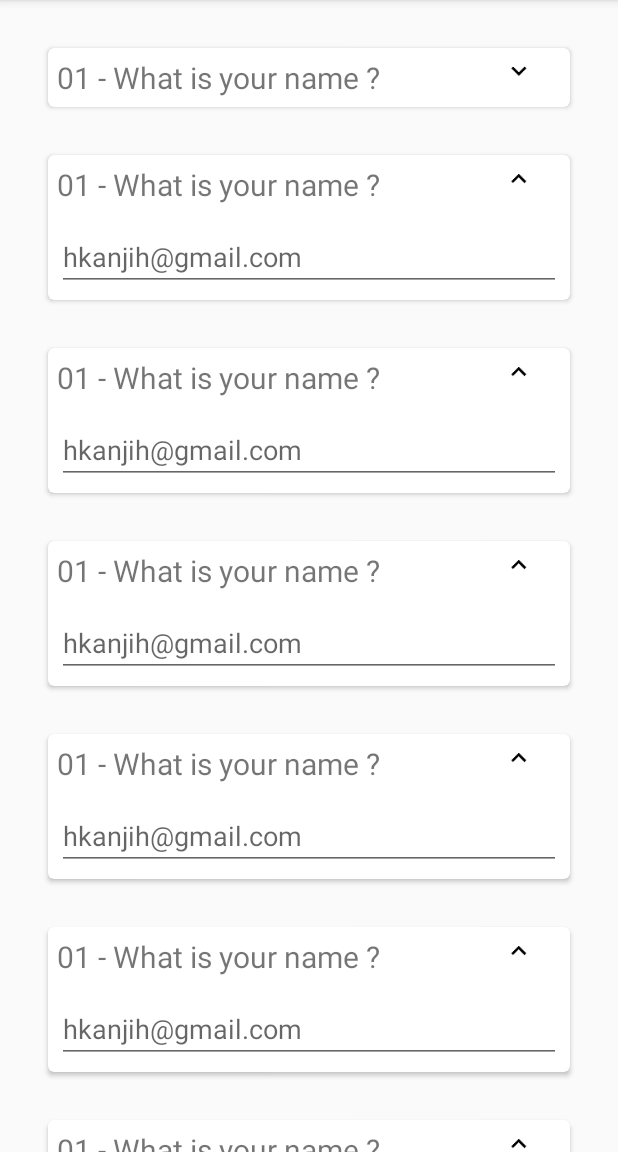
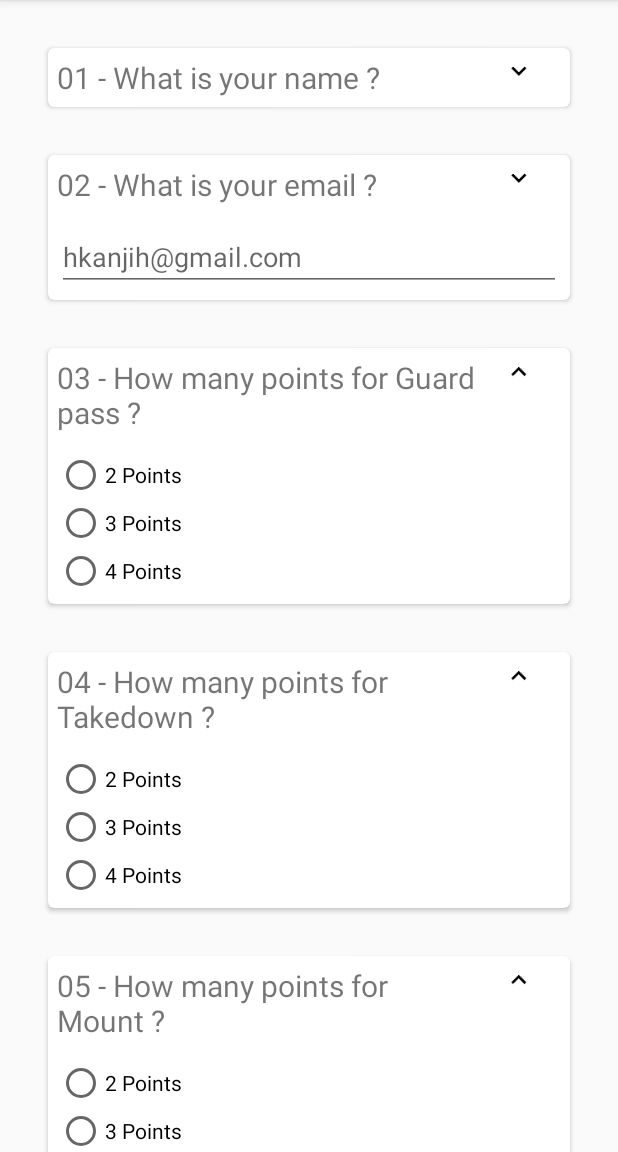
Before and after one commit to Cordlesswire/QuizUdacity, an Android app: the screen it shows after launch (MainActivity), after a tap on an icon or button, on a phone screen of 412 x 824 dp, the part 84-1236 px from its top. Run offline under Robolectric (Android 15) with nearby library versions, the phone set to English and light mode, and no system bars; 1 other tap on this screen came first.

Commit message:
include all cards for questions

```diff
--- a/app/src/main/res/layout/question_01.xml
+++ b/app/src/main/res/layout/question_01.xml
@@ -18,7 +18,7 @@
             android:src="@drawable/ic_keyboard_arrow_up_black_24dp" />
     </LinearLayout>
     <LinearLayout
-        style="@style/CardBodyStyle"
+        style="@style/CardBodyStyleOpen"
         android:id="@+id/body_question_1">
         <EditText
             style="@style/CardAnswerEditStyle"
--- a/app/src/main/res/layout/question_02.xml
+++ b/app/src/main/res/layout/question_02.xml
@@ -9,12 +9,13 @@
             style="@style/CardHeadLayoutStyle">
             <TextView
                 style="@style/CardQuestionStyle"
-                android:text="@string/question1" />
+                android:text="@string/question2"
+                android:onClick="question2"/>
             <ImageView
                 android:id="@+id/btn_question_2"
                 style="@style/CardQuestionButtonStyle"
                 android:onClick="question2"
-                android:src="@drawable/ic_keyboard_arrow_up_black_24dp" />
+                android:src="@drawable/ic_keyboard_arrow_down_black_24dp" />
         </LinearLayout>
         <LinearLayout
             style="@style/CardBodyStyle"
--- a/app/src/main/res/layout/question_03.xml
+++ b/app/src/main/res/layout/question_03.xml
@@ -9,7 +9,8 @@
             style="@style/CardHeadLayoutStyle">
             <TextView
                 style="@style/CardQuestionStyle"
-                android:text="@string/question1" />
+                android:text="@string/question3"
+                android:onClick="question3"/>
             <ImageView
                 android:id="@+id/btn_question_3"
                 style="@style/CardQuestionButtonStyle"
@@ -19,10 +20,18 @@
         <LinearLayout
             style="@style/CardBodyStyle"
             android:id="@+id/body_question_3">
-            <EditText
-                style="@style/CardAnswerEditStyle"
-                android:hint="hkanjih@gmail.com"
-                android:inputType="textEmailAddress"/>
+           <RadioGroup
+               style="@style/CardAnswerRadioStyle">
+               <RadioButton
+                   style="@style/CardAnswerRadioStyle"
+                   android:text="@string/answer2points"/>
+               <RadioButton
+                   style="@style/CardAnswerRadioStyle"
+                   android:text="@string/answer3points"/>
+               <RadioButton
+                   style="@style/CardAnswerRadioStyle"
+                   android:text="@string/answer4points"/>
+           </RadioGroup>
         </LinearLayout>
     </LinearLayout>
 </android.support.v7.widget.CardView>
--- a/app/src/main/res/layout/question_04.xml
+++ b/app/src/main/res/layout/question_04.xml
@@ -9,7 +9,8 @@
             style="@style/CardHeadLayoutStyle">
             <TextView
                 style="@style/CardQuestionStyle"
-                android:text="@string/question1" />
+                android:text="@string/question4"
+                android:onClick="question4"/>
             <ImageView
                 android:id="@+id/btn_question_4"
                 style="@style/CardQuestionButtonStyle"
@@ -19,10 +20,18 @@
         <LinearLayout
             style="@style/CardBodyStyle"
             android:id="@+id/body_question_4">
-            <EditText
-                style="@style/CardAnswerEditStyle"
-                android:hint="hkanjih@gmail.com"
-                android:inputType="textEmailAddress"/>
+            <RadioGroup
+                style="@style/CardAnswerRadioStyle">
+                <RadioButton
+                    style="@style/CardAnswerRadioStyle"
+                    android:text="@string/answer2points"/>
+                <RadioButton
+                    style="@style/CardAnswerRadioStyle"
+                    android:text="@string/answer3points"/>
+                <RadioButton
+                    style="@style/CardAnswerRadioStyle"
+                    android:text="@string/answer4points"/>
+            </RadioGroup>
         </LinearLayout>
     </LinearLayout>
 </android.support.v7.widget.CardView>
--- a/app/src/main/res/layout/question_05.xml
+++ b/app/src/main/res/layout/question_05.xml
@@ -9,7 +9,7 @@
             style="@style/CardHeadLayoutStyle">
             <TextView
                 style="@style/CardQuestionStyle"
-                android:text="@string/question1" />
+                android:text="@string/question5" />
             <ImageView
                 android:id="@+id/btn_question_5"
                 style="@style/CardQuestionButtonStyle"
@@ -19,10 +19,18 @@
         <LinearLayout
             style="@style/CardBodyStyle"
             android:id="@+id/body_question_5">
-            <EditText
-                style="@style/CardAnswerEditStyle"
-                android:hint="hkanjih@gmail.com"
-                android:inputType="textEmailAddress"/>
+            <RadioGroup
+                style="@style/CardAnswerRadioStyle">
+                <RadioButton
+                    style="@style/CardAnswerRadioStyle"
+                    android:text="@string/answer2points"/>
+                <RadioButton
+                    style="@style/CardAnswerRadioStyle"
+                    android:text="@string/answer3points"/>
+                <RadioButton
+                    style="@style/CardAnswerRadioStyle"
+                    android:text="@string/answer4points"/>
+            </RadioGroup>
         </LinearLayout>
     </LinearLayout>
 </android.support.v7.widget.CardView>
--- a/app/src/main/res/layout/question_06.xml
+++ b/app/src/main/res/layout/question_06.xml
@@ -9,7 +9,8 @@
             style="@style/CardHeadLayoutStyle">
             <TextView
                 style="@style/CardQuestionStyle"
-                android:text="@string/question1" />
+                android:text="@string/question6"
+                android:onClick="question6"/>
             <ImageView
                 android:id="@+id/btn_question_6"
                 style="@style/CardQuestionButtonStyle"
@@ -19,10 +20,18 @@
         <LinearLayout
             style="@style/CardBodyStyle"
             android:id="@+id/body_question_6">
-            <EditText
-                style="@style/CardAnswerEditStyle"
-                android:hint="hkanjih@gmail.com"
-                android:inputType="textEmailAddress"/>
+            <RadioGroup
+                style="@style/CardAnswerRadioStyle">
+                <RadioButton
+                    style="@style/CardAnswerRadioStyle"
+                    android:text="@string/answer2points"/>
+                <RadioButton
+                    style="@style/CardAnswerRadioStyle"
+                    android:text="@string/answer3points"/>
+                <RadioButton
+                    style="@style/CardAnswerRadioStyle"
+                    android:text="@string/answer4points"/>
+            </RadioGroup>
         </LinearLayout>
     </LinearLayout>
 </android.support.v7.widget.CardView>
--- a/app/src/main/res/layout/question_07.xml
+++ b/app/src/main/res/layout/question_07.xml
@@ -9,7 +9,8 @@
             style="@style/CardHeadLayoutStyle">
             <TextView
                 style="@style/CardQuestionStyle"
-                android:text="@string/question1" />
+                android:text="@string/question7"
+                android:onClick="question7"/>
             <ImageView
                 android:id="@+id/btn_question_7"
                 style="@style/CardQuestionButtonStyle"
@@ -19,10 +20,18 @@
         <LinearLayout
             style="@style/CardBodyStyle"
             android:id="@+id/body_question_7">
-            <EditText
-                style="@style/CardAnswerEditStyle"
-                android:hint="hkanjih@gmail.com"
-                android:inputType="textEmailAddress"/>
+            <RadioGroup
+                style="@style/CardAnswerRadioStyle">
+                <RadioButton
+                    style="@style/CardAnswerRadioStyle"
+                    android:text="@string/answer2points"/>
+                <RadioButton
+                    style="@style/CardAnswerRadioStyle"
+                    android:text="@string/answer3points"/>
+                <RadioButton
+                    style="@style/CardAnswerRadioStyle"
+                    android:text="@string/answer4points"/>
+            </RadioGroup>
         </LinearLayout>
     </LinearLayout>
 </android.support.v7.widget.CardView>
--- a/app/src/main/res/values/strings.xml
+++ b/app/src/main/res/values/strings.xml
@@ -10,4 +10,17 @@
     <string name="question8">08 - Do you receive Advantages for ?</string>
     <string name="question9">09 - How long is a Jiu Jitsu fight for Adults black belt ?</string>
     <string name="question10">10 - Which are allowed size of match areas ?</string>
+    <string name="answer2points">2 Points</string>
+    <string name="answer3points">3 Points</string>
+    <string name="answer4points">4 Points</string>
+    <string name="answer1q8">When an athlete achieves a takedown and his/her opponent lands back-down, sideways or in sitting position on the ground without stabilizing the position for 3 (three) seconds.</string>
+    <string name="answer2q8">When an athlete, in attempting a single-leg takedown, traps one of the opponent’s legs and causes the opponent to exit the match area to avoid being taken down and oblige the referee to interrupt the match.</string>
+    <string name="answer05minutes">5 Minutes</string>
+    <string name="answer08minutes">8 Minutes</string>
+    <string name="answer10minutes">10 Minutes</string>
+    <string name="answer1q10">Are with 50m2</string>
+    <string name="answer2q10">Area with 64m2</string>
+    <string name="answer3q10">Are with 68m2</string>
+    <string name="answer4q10">Are with 100m2</string>
+
 </resources>
--- a/app/src/main/res/values/styles.xml
+++ b/app/src/main/res/values/styles.xml
@@ -55,6 +55,12 @@
         <item name="android:layout_width">0dp</item>
         <item name="android:layout_height">20dp</item>
     </style>
+    <style name="CardBodyStyleOpen">
+        <item name="android:layout_width">match_parent</item>
+        <item name="android:layout_height">match_parent</item>
+        <item name="android:orientation">vertical</item>
+        <item name="android:padding">6dp</item>
+    </style>
     <style name="CardBodyStyle">
         <item name="android:layout_width">match_parent</item>
         <item name="android:layout_height">match_parent</item>
@@ -66,4 +72,13 @@
         <item name="android:layout_height">match_parent</item>
         <item name="android:maxLines">1</item>
     </style>
+    <style name="CardAnswerRadioStyle">
+        <item name="android:layout_width">fill_parent</item>
+        <item name="android:layout_height">match_parent</item>
+   </style>
+    <style name="CardAnswerCheckStyle">
+        <item name="android:layout_width">fill_parent</item>
+        <item name="android:layout_height">match_parent</item>
+        <item name="android:layout_marginBottom">16dp</item>
+    </style>
 </resources>
```
Also changed, not shown: app/src/main/res/layout/question_08.xml (+11 -6 lines), app/src/main/res/layout/question_09.xml (+13 -5 lines), app/src/main/res/layout/question_10.xml (+17 -5 lines).
